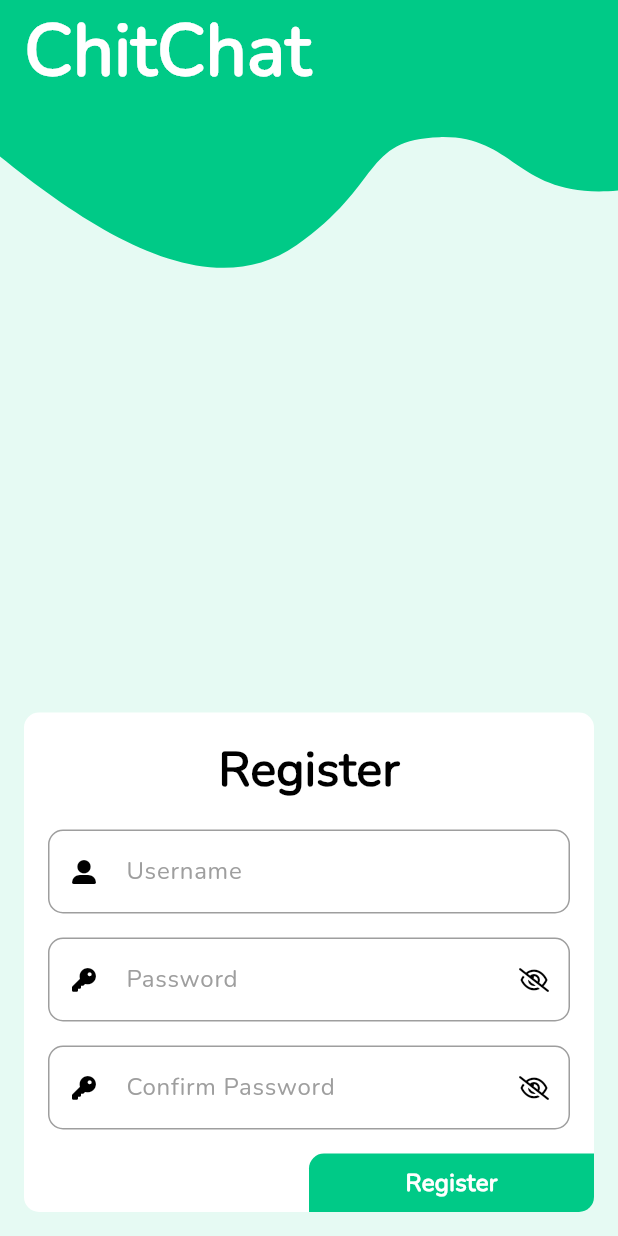
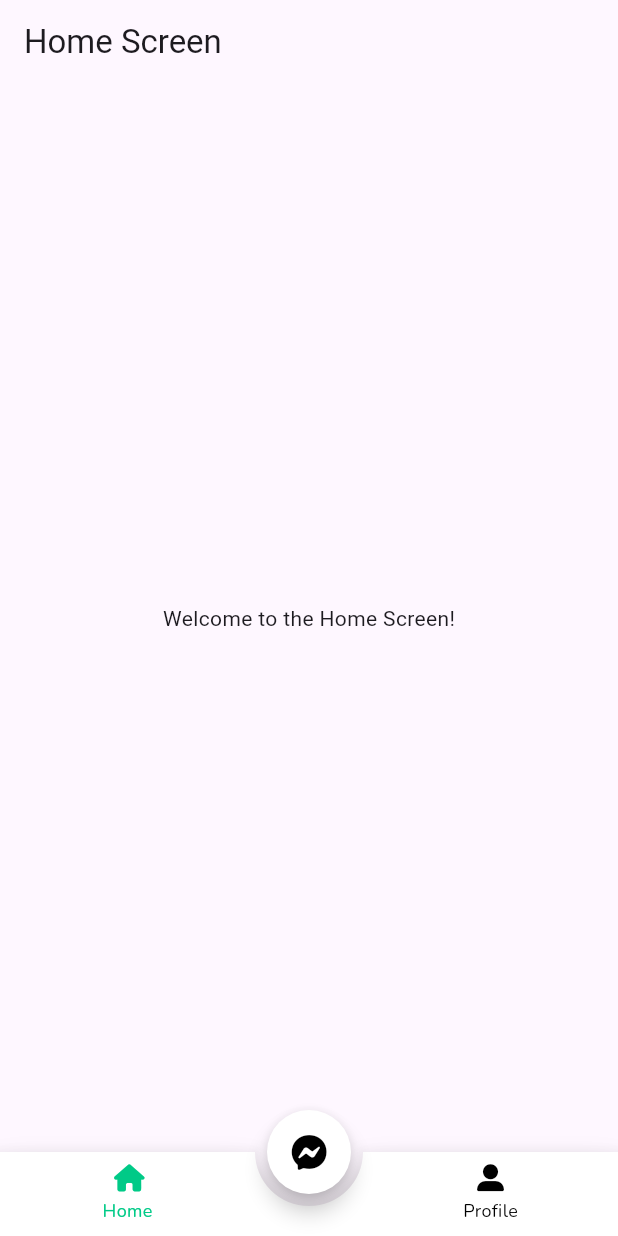
Before and after one commit to ArtistNguoiAo/App_Chat, a Flutter app: the screen it shows after launch, on a phone screen of 412 x 824 dp. Run offline on Flutter 3.47's test engine with Material 3 defaults, Android fonts, the phone set to English and light mode, and no system bars; drawn by our look-alikes of animated_bottom_navigation_bar; our stand-ins replace auto_route, flutter_svg, font_awesome_flutter, get_it, loading_animation_widget; generated files the repository leaves out were written again.

Commit message:
init overview and setting screen

```diff
--- a/lib/core/router/app_router.dart
+++ b/lib/core/router/app_router.dart
@@ -6,8 +6,12 @@ import 'app_router.gr.dart';
 class AppRouter extends $AppRouter {
   @override
   List<AutoRoute> get routes => [
-    AutoRoute(page: OverViewRoute.page, path: '/over-view'),
-    AutoRoute(page: LoginRoute.page, path: '/login'),
-    AutoRoute(page: RegisterRoute.page, path: '/register', initial: true),
-  ];
+        AutoRoute(page: LoginRoute.page, path: '/login'),
+        AutoRoute(page: RegisterRoute.page, path: '/register'),
+        AutoRoute(
+          page: OverViewRoute.page,
+          path: '/over-view',
+          initial: true,
+        ),
+      ];
 }
--- a/lib/core/utils/color_utils.dart
+++ b/lib/core/utils/color_utils.dart
@@ -1,4 +1,6 @@
 import 'dart:ui';
+
+import 'package:flutter/material.dart';
 
 class ColorUtils {
   ColorUtils._();
@@ -7,4 +9,6 @@ class ColorUtils {
   static Color textColor = const Color(0xFF000000);
   static Color backgroundColor = const Color(0xFFFFFFFF);
   static Color borderColor = const Color(0xFF9E9E9E);
+  static Color redColor = Colors.red;
+  static Color yellowColor = Colors.yellow;
 }
--- /dev/null
+++ b/lib/screen/home_screen/home_screen.dart
@@ -0,0 +1,17 @@
+import 'package:flutter/material.dart';
+
+class HomeScreen extends StatelessWidget {
+  const HomeScreen({super.key});
+
+  @override
+  Widget build(BuildContext context) {
+    return Scaffold(
+      appBar: AppBar(
+        title: const Text('Home Screen'),
+      ),
+      body: const Center(
+        child: Text('Welcome to the Home Screen!'),
+      ),
+    );
+  }
+}
--- a/lib/screen/over_view_screen/over_view_screen.dart
+++ b/lib/screen/over_view_screen/over_view_screen.dart
@@ -1,7 +1,12 @@
+import 'package:animated_bottom_navigation_bar/animated_bottom_navigation_bar.dart';
+import 'package:app_chat/core/utils/color_utils.dart';
+import 'package:app_chat/core/utils/text_style_utils.dart';
+import 'package:app_chat/screen/home_screen/home_screen.dart';
+import 'package:app_chat/screen/list_message_screen/list_message_screen.dart';
+import 'package:app_chat/screen/profile_screen/profile_screen.dart';
 import 'package:auto_route/auto_route.dart';
 import 'package:flutter/material.dart';
-
-import '../../core/widget/base_text_field.dart';
+import 'package:font_awesome_flutter/font_awesome_flutter.dart';
 
 @RoutePage()
 class OverViewScreen extends StatefulWidget {
@@ -12,30 +17,72 @@ class OverViewScreen extends StatefulWidget {
 }
 
 class _OverViewScreenState extends State<OverViewScreen> {
-  final TextEditingController _nameController = TextEditingController();
+  var _currentIndex = 0;
+
   @override
   Widget build(BuildContext context) {
     return Scaffold(
-      appBar: AppBar(
-        title: const Text('Over View'),
+      body: IndexedStack(
+        index: _currentIndex,
+        children: const [
+          HomeScreen(),
+          ProfileScreen(),
+          ListMessageScreen(),
+        ],
       ),
-      body: Center(
-        child: Padding(
-          padding: const EdgeInsets.all(16.0),
-          child: Column(
-            mainAxisAlignment: MainAxisAlignment.center,
-            children: [
-              BaseTextField(
-                controller: _nameController,
-                hintText: 'Name',
-                labelText: 'Name',
-                prefixIcon: const Icon(Icons.person),
-                suffixIcon: const Icon(Icons.clear),
-                obscureText: true
-              ),
-            ],
-          ),
+      floatingActionButton: FloatingActionButton(
+        onPressed: () {
+          setState(() {
+            _currentIndex = 2;
+          });
+        },
+        backgroundColor: Colors.white,
+        shape: RoundedRectangleBorder(
+          borderRadius: BorderRadius.circular(100),
         ),
+        child: Icon(
+          FontAwesomeIcons.facebookMessenger,
+          color: _currentIndex == 2
+              ? ColorUtils.primaryColor
+              : ColorUtils.textColor,
+        ),
+      ),
+      floatingActionButtonLocation: FloatingActionButtonLocation.centerDocked,
+      bottomNavigationBar: AnimatedBottomNavigationBar.builder(
+        itemCount: 2,
+        notchMargin: 8,
+        tabBuilder: (index, isSelected) {
+          return Container(
+            margin: const EdgeInsets.all(8.0),
+            child: Column(
+              children: [
+                Icon(
+                  index == 0
+                      ? FontAwesomeIcons.house
+                      : FontAwesomeIcons.userLarge,
+                  color: _currentIndex == index
+                      ? ColorUtils.primaryColor
+                      : ColorUtils.textColor,
+                  size: 18,
+                ),
+                const SizedBox(height: 4),
+                Text(
+                  index == 0 ? 'Home' : 'Profile',
+                  style: TextStyleUtils.normal(
+                    color: _currentIndex == index
+                        ? ColorUtils.primaryColor
+                        : ColorUtils.textColor,
+                    fontSize: 12,
+                  ),
+                ),
+              ],
+            ),
+          );
+        },
+        activeIndex: _currentIndex,
+        gapLocation: GapLocation.center,
+        notchSmoothness: NotchSmoothness.softEdge,
+        onTap: (index) => setState(() => _currentIndex = index),
       ),
     );
   }
--- a/pubspec.yaml
+++ b/pubspec.yaml
@@ -21,6 +21,7 @@ dependencies:
   font_awesome_flutter: ^10.8.0
   loading_animation_widget: ^1.3.0
   flutter_svg: ^2.0.17
+  animated_bottom_navigation_bar: ^1.4.0
 
   # firebase
 
```
Also changed, not shown: lib/screen/list_message_screen/list_message_screen.dart (added, +17 -0 lines), lib/screen/profile_screen/profile_screen.dart (added, +313 -0 lines), pubspec.lock.
